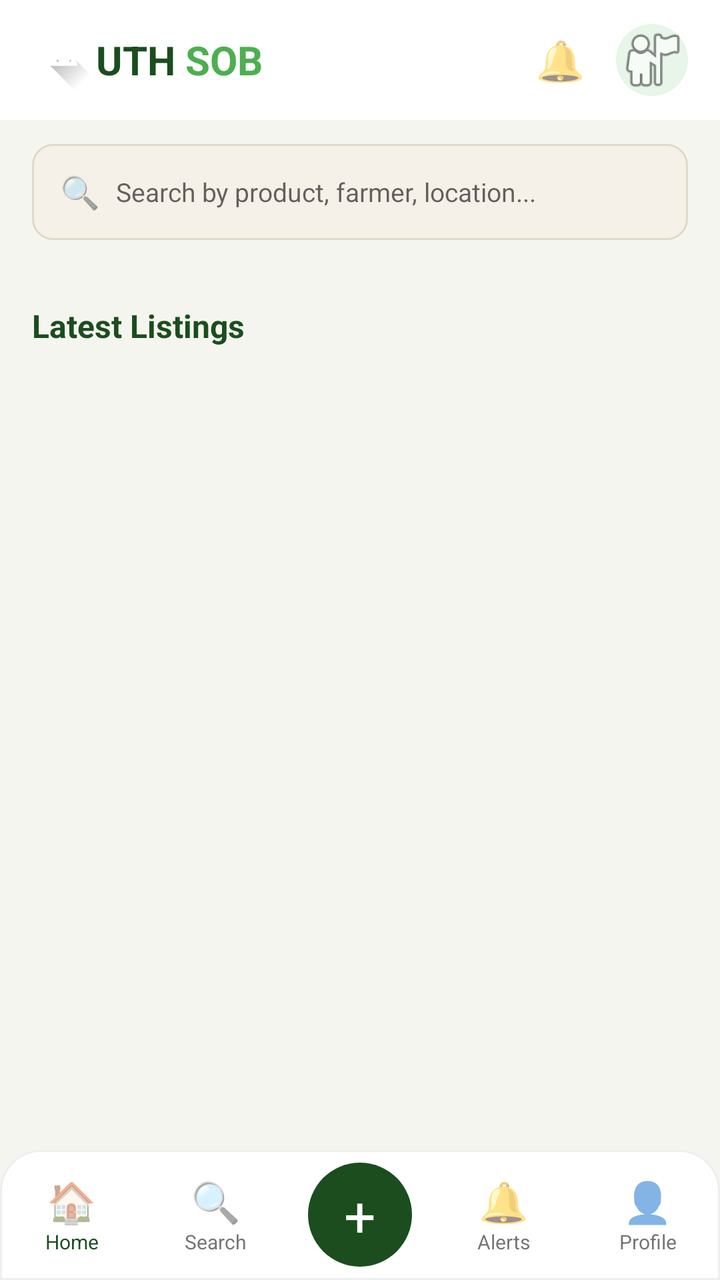
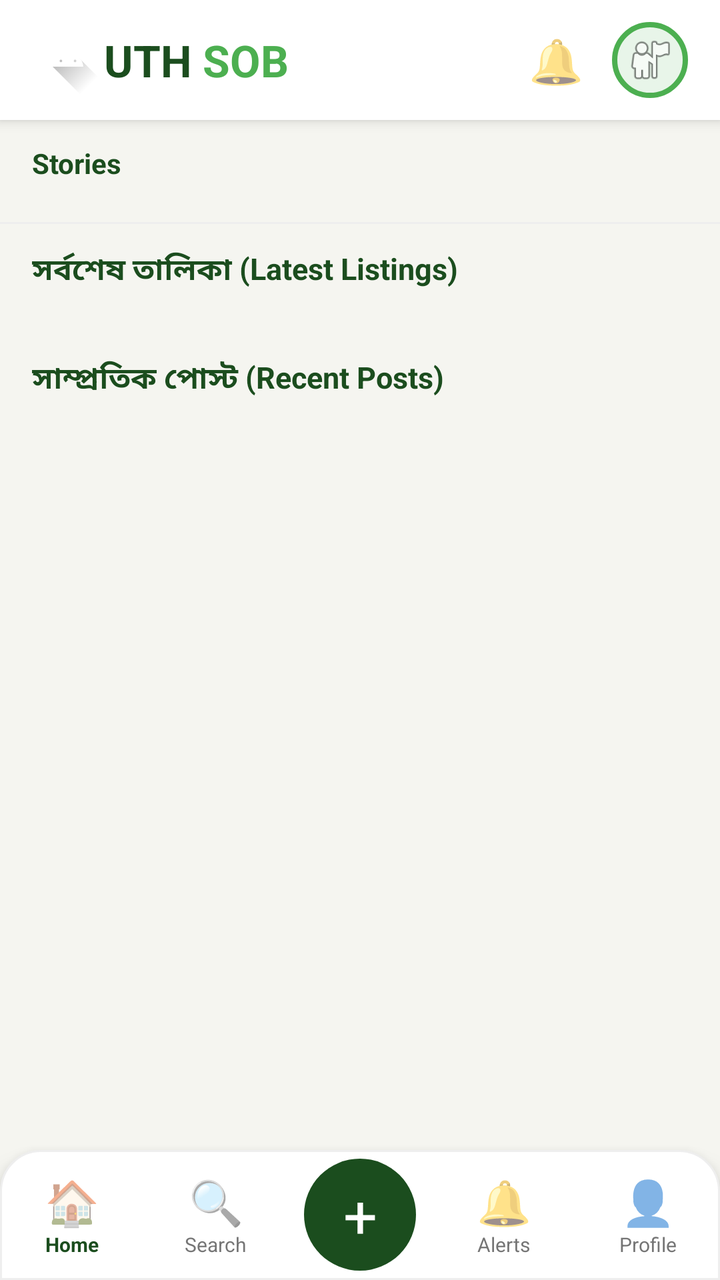

Compare the two renders of this Android layout. The source of the first and the diff that turns it into the second are given below.
<!-- AndroidManifest.xml: application theme Theme.Uthsob3O -->
<!-- res/layout/activity_home.xml -->
<?xml version="1.0" encoding="utf-8"?>
<androidx.constraintlayout.widget.ConstraintLayout
    xmlns:android="http://schemas.android.com/apk/res/android"
    xmlns:app="http://schemas.android.com/apk/res-auto"
    android:layout_width="match_parent"
    android:layout_height="match_parent"
    android:background="@color/off_white">

    
    <LinearLayout
        android:id="@+id/top_bar"
        android:layout_width="match_parent"
        android:layout_height="60dp"
        android:orientation="horizontal"
        android:gravity="center_vertical"
        android:paddingStart="16dp"
        android:paddingEnd="16dp"
        android:background="@color/white"
        app:layout_constraintTop_toTopOf="parent">

        
        <LinearLayout
            android:layout_width="0dp"
            android:layout_height="wrap_content"
            android:layout_weight="1"
            android:orientation="horizontal"
            android:gravity="center_vertical">

            <ImageView
                android:layout_width="32dp"
                android:layout_height="32dp"
                android:src="@drawable/ic_launcher_foreground"
                android:contentDescription="logo"/>

            <TextView
                android:layout_width="wrap_content"
                android:layout_height="wrap_content"
                android:text="UTH "
                android:textColor="@color/dark_green"
                android:textSize="20sp"
                android:textStyle="bold"/>

            <TextView
                android:layout_width="wrap_content"
                android:layout_height="wrap_content"
                android:text="SOB"
                android:textColor="@color/bright_green"
                android:textSize="20sp"
                android:textStyle="bold"/>
        </LinearLayout>

        
        <TextView
            android:id="@+id/btn_notification"
            android:layout_width="40dp"
            android:layout_height="40dp"
            android:text="🔔"
            android:textSize="20sp"
            android:gravity="center"/>

        
        <ImageView
            android:id="@+id/btn_profile"
            android:layout_width="36dp"
            android:layout_height="36dp"
            android:background="@drawable/bg_circle_icon"
            android:src="@android:drawable/ic_menu_myplaces"
            android:scaleType="centerCrop"
            android:contentDescription="profile"
            android:layout_marginStart="8dp"/>

    </LinearLayout>

    
    <androidx.core.widget.NestedScrollView
        android:id="@+id/scroll_content"
        android:layout_width="match_parent"
        android:layout_height="0dp"
        app:layout_constraintTop_toBottomOf="@id/top_bar"
        app:layout_constraintBottom_toTopOf="@id/bottom_nav">

        <LinearLayout
            android:layout_width="match_parent"
            android:layout_height="wrap_content"
            android:orientation="vertical">

            
            <LinearLayout
                android:layout_width="match_parent"
                android:layout_height="48dp"
                android:orientation="horizontal"
                android:gravity="center_vertical"
                android:background="@drawable/bg_input_field"
                android:layout_marginStart="16dp"
                android:layout_marginEnd="16dp"
                android:layout_marginTop="12dp"
                android:paddingStart="14dp"
                android:paddingEnd="14dp">

                <TextView
                    android:layout_width="wrap_content"
                    android:layout_height="wrap_content"
                    android:text="🔍"
                    android:textSize="16sp"/>

                <EditText
                    android:id="@+id/search_bar"
                    android:layout_width="0dp"
                    android:layout_height="match_parent"
                    android:layout_weight="1"
                    android:hint="Search by product, farmer, location..."
                    android:textSize="13sp"
                    android:background="@null"
                    android:paddingStart="8dp"
                    android:inputType="text"/>
            </LinearLayout>

            
            <androidx.recyclerview.widget.RecyclerView
                android:id="@+id/rv_stories"
                android:layout_width="match_parent"
                android:layout_height="wrap_content"
                android:layout_marginTop="16dp"
                android:paddingStart="12dp"
                android:paddingEnd="12dp"
                android:clipToPadding="false"/>

            
            <TextView
                android:layout_width="match_parent"
                android:layout_height="wrap_content"
                android:text="Latest Listings"
                android:textColor="@color/dark_green"
                android:textSize="16sp"
                android:textStyle="bold"
                android:paddingStart="16dp"
                android:layout_marginTop="16dp"
                android:layout_marginBottom="8dp"/>

            
            <androidx.recyclerview.widget.RecyclerView
                android:id="@+id/rv_feed"
                android:layout_width="match_parent"
                android:layout_height="wrap_content"
                android:nestedScrollingEnabled="false"
                android:paddingBottom="16dp"/>

        </LinearLayout>
    </androidx.core.widget.NestedScrollView>

    
    <LinearLayout
        android:id="@+id/bottom_nav"
        android:layout_width="match_parent"
        android:layout_height="65dp"
        android:orientation="horizontal"
        android:background="@drawable/bottom_nav_bg"
        android:gravity="center"
        app:layout_constraintBottom_toBottomOf="parent">

        
        <LinearLayout
            android:id="@+id/nav_home"
            android:layout_width="0dp"
            android:layout_height="match_parent"
            android:layout_weight="1"
            android:orientation="vertical"
            android:gravity="center">
            <TextView android:layout_width="wrap_content" android:layout_height="wrap_content"
                android:text="🏠" android:textSize="20sp"/>
            <TextView android:layout_width="wrap_content" android:layout_height="wrap_content"
                android:text="Home" android:textSize="10sp" android:textColor="@color/dark_green"/>
        </LinearLayout>

        
        <LinearLayout
            android:id="@+id/nav_search"
            android:layout_width="0dp"
            android:layout_height="match_parent"
            android:layout_weight="1"
            android:orientation="vertical"
            android:gravity="center">
            <TextView android:layout_width="wrap_content" android:layout_height="wrap_content"
                android:text="🔍" android:textSize="20sp"/>
            <TextView android:layout_width="wrap_content" android:layout_height="wrap_content"
                android:text="Search" android:textSize="10sp" android:textColor="@color/gray"/>
        </LinearLayout>

        
        <LinearLayout
            android:id="@+id/nav_add"
            android:layout_width="0dp"
            android:layout_height="match_parent"
            android:layout_weight="1"
            android:orientation="vertical"
            android:gravity="center">
            <TextView
                android:layout_width="52dp"
                android:layout_height="52dp"
                android:text="+"
                android:textColor="@color/white"
                android:textSize="28sp"
                android:gravity="center"
                android:background="@drawable/bg_add_btn"/>
        </LinearLayout>

        
        <LinearLayout
            android:id="@+id/nav_alerts"
            android:layout_width="0dp"
            android:layout_height="match_parent"
            android:layout_weight="1"
            android:orientation="vertical"
            android:gravity="center">
            <TextView android:layout_width="wrap_content" android:layout_height="wrap_content"
                android:text="🔔" android:textSize="20sp"/>
            <TextView android:layout_width="wrap_content" android:layout_height="wrap_content"
                android:text="Alerts" android:textSize="10sp" android:textColor="@color/gray"/>
        </LinearLayout>

        
        <LinearLayout
            android:id="@+id/nav_profile"
            android:layout_width="0dp"
            android:layout_height="match_parent"
            android:layout_weight="1"
            android:orientation="vertical"
            android:gravity="center">
            <TextView android:layout_width="wrap_content" android:layout_height="wrap_content"
                android:text="👤" android:textSize="20sp"/>
            <TextView android:layout_width="wrap_content" android:layout_height="wrap_content"
                android:text="Profile" android:textSize="10sp" android:textColor="@color/gray"/>
        </LinearLayout>

    </LinearLayout>

</androidx.constraintlayout.widget.ConstraintLayout>
<!-- resources referenced by this layout -->
<resources>
  <color name="bright_green">#4CAF50</color>
  <color name="dark_green">#1B4D1E</color>
  <color name="gray">#757575</color>
  <color name="off_white">#F5F5F0</color>
  <color name="white">#FFFFFF</color>
  <!-- drawable bg_add_btn (drawable) -->
  <?xml version="1.0" encoding="utf-8"?>
  <shape xmlns:android="http://schemas.android.com/apk/res/android"
      android:shape="oval">
      <solid android:color="#1B4D1E"/>
  </shape>
  <!-- drawable bg_circle_icon (drawable) -->
  <?xml version="1.0" encoding="utf-8"?>
  <shape xmlns:android="http://schemas.android.com/apk/res/android"
      android:shape="oval">
      <solid android:color="#E8F5E9"/>
  </shape>
  <!-- drawable bg_input_field (drawable) -->
  <?xml version="1.0" encoding="utf-8"?>
  <shape xmlns:android="http://schemas.android.com/apk/res/android"
      android:shape="rectangle">
      <solid android:color="#F5F0E8"/>
      <corners android:radius="10dp"/>
      <stroke android:width="1dp" android:color="#E0D8C8"/>
  </shape>
  <!-- drawable bottom_nav_bg (drawable) -->
  <?xml version="1.0" encoding="utf-8"?>
  <shape xmlns:android="http://schemas.android.com/apk/res/android"
      android:shape="rectangle">
      <solid android:color="#FFFFFF"/>
      <stroke android:width="1dp" android:color="#EEEEEE"/>
      <corners android:topLeftRadius="20dp" android:topRightRadius="20dp"/>
  </shape>
  <!-- drawable ic_launcher_foreground (drawable) -->
  <vector xmlns:android="http://schemas.android.com/apk/res/android"
      xmlns:aapt="http://schemas.android.com/aapt"
      android:width="108dp"
      android:height="108dp"
      android:viewportWidth="108"
      android:viewportHeight="108">
      <path android:pathData="M31,63.928c0,0 6.4,-11 12.1,-13.1c7.2,-2.6 26,-1.4 26,-1.4l38.1,38.1L107,108.928l-32,-1L31,63.928z">
          <aapt:attr name="android:fillColor">
              <gradient
                  android:endX="85.84757"
                  android:endY="92.4963"
                  android:startX="42.9492"
                  android:startY="49.59793"
                  android:type="linear">
                  <item
                      android:color="#44000000"
                      android:offset="0.0" />
                  <item
                      android:color="#00000000"
                      android:offset="1.0" />
              </gradient>
          </aapt:attr>
      </path>
      <path
          android:fillColor="#FFFFFF"
          android:fillType="nonZero"
          android:pathData="M65.3,45.828l3.8,-6.6c0.2,-0.4 0.1,-0.9 -0.3,-1.1c-0.4,-0.2 -0.9,-0.1 -1.1,0.3l-3.9,6.7c-6.3,-2.8 -13.4,-2.8 -19.7,0l-3.9,-6.7c-0.2,-0.4 -0.7,-0.5 -1.1,-0.3C38.8,38.328 38.7,38.828 38.9,39.228l3.8,6.6C36.2,49.428 31.7,56.028 31,63.928h46C76.3,56.028 71.8,49.428 65.3,45.828zM43.4,57.328c-0.8,0 -1.5,-0.5 -1.8,-1.2c-0.3,-0.7 -0.1,-1.5 0.4,-2.1c0.5,-0.5 1.4,-0.7 2.1,-0.4c0.7,0.3 1.2,1 1.2,1.8C45.3,56.528 44.5,57.328 43.4,57.328L43.4,57.328zM64.6,57.328c-0.8,0 -1.5,-0.5 -1.8,-1.2s-0.1,-1.5 0.4,-2.1c0.5,-0.5 1.4,-0.7 2.1,-0.4c0.7,0.3 1.2,1 1.2,1.8C66.5,56.528 65.6,57.328 64.6,57.328L64.6,57.328z"
          android:strokeWidth="1"
          android:strokeColor="#00000000" />
  </vector>
  <style name="Theme.Uthsob3O" parent="Theme.MaterialComponents.Light.NoActionBar">
          <item name="colorPrimary">@color/dark_green</item>
          <item name="colorPrimaryVariant">@color/bright_green</item>
          <item name="colorOnPrimary">@color/white</item>
          <item name="colorSecondary">@color/bright_green</item>
          <item name="android:windowBackground">@color/white</item>
          <item name="android:statusBarColor">@color/dark_green</item>
      </style>
</resources>

<!-- the commit's change to res/layout/activity_home.xml (unified diff, before → after) -->
@@ -16,6 +16,7 @@
         android:paddingStart="16dp"
         android:paddingEnd="16dp"
         android:background="@color/white"
+        android:elevation="4dp"
         app:layout_constraintTop_toTopOf="parent">
 
         
@@ -27,8 +28,8 @@
             android:gravity="center_vertical">
 
             <ImageView
-                android:layout_width="32dp"
-                android:layout_height="32dp"
+                android:layout_width="36dp"
+                android:layout_height="36dp"
                 android:src="@drawable/ic_launcher_foreground"
                 android:contentDescription="logo"/>
 
@@ -37,7 +38,7 @@
                 android:layout_height="wrap_content"
                 android:text="UTH "
                 android:textColor="@color/dark_green"
-                android:textSize="20sp"
+                android:textSize="22sp"
                 android:textStyle="bold"/>
 
             <TextView
@@ -45,7 +46,7 @@
                 android:layout_height="wrap_content"
                 android:text="SOB"
                 android:textColor="@color/bright_green"
-                android:textSize="20sp"
+                android:textSize="22sp"
                 android:textStyle="bold"/>
         </LinearLayout>
 
@@ -55,18 +56,19 @@
             android:layout_width="40dp"
             android:layout_height="40dp"
             android:text="🔔"
-            android:textSize="20sp"
+            android:textSize="22sp"
             android:gravity="center"/>
 
         
         <ImageView
             android:id="@+id/btn_profile"
-            android:layout_width="36dp"
-            android:layout_height="36dp"
-            android:background="@drawable/bg_circle_icon"
+            android:layout_width="38dp"
+            android:layout_height="38dp"
+            android:background="@drawable/bg_story_circle"
             android:src="@android:drawable/ic_menu_myplaces"
             android:scaleType="centerCrop"
             android:contentDescription="profile"
+            android:padding="6dp"
             android:layout_marginStart="8dp"/>
 
     </LinearLayout>
@@ -85,61 +87,71 @@
             android:orientation="vertical">
 
             
-            <LinearLayout
-                android:layout_width="match_parent"
-                android:layout_height="48dp"
-                android:orientation="horizontal"
-                android:gravity="center_vertical"
-                android:background="@drawable/bg_input_field"
-                android:layout_marginStart="16dp"
-                android:layout_marginEnd="16dp"
-                android:layout_marginTop="12dp"
-                android:paddingStart="14dp"
-                android:paddingEnd="14dp">
-
-                <TextView
-                    android:layout_width="wrap_content"
-                    android:layout_height="wrap_content"
-                    android:text="🔍"
-                    android:textSize="16sp"/>
-
-                <EditText
-                    android:id="@+id/search_bar"
-                    android:layout_width="0dp"
-                    android:layout_height="match_parent"
-                    android:layout_weight="1"
-                    android:hint="Search by product, farmer, location..."
-                    android:textSize="13sp"
-                    android:background="@null"
-                    android:paddingStart="8dp"
-                    android:inputType="text"/>
-            </LinearLayout>
-
-            
+            <TextView
+                android:layout_width="wrap_content"
+                android:layout_height="wrap_content"
+                android:text="Stories"
+                android:textColor="@color/dark_green"
+                android:textSize="14sp"
+                android:textStyle="bold"
+                android:paddingStart="16dp"
+                android:paddingTop="12dp"
+                android:paddingBottom="8dp"/>
+
             <androidx.recyclerview.widget.RecyclerView
                 android:id="@+id/rv_stories"
                 android:layout_width="match_parent"
                 android:layout_height="wrap_content"
-                android:layout_marginTop="16dp"
                 android:paddingStart="12dp"
                 android:paddingEnd="12dp"
-                android:clipToPadding="false"/>
-
-            
-            <TextView
-                android:layout_width="match_parent"
-                android:layout_height="wrap_content"
-                android:text="Latest Listings"
-                android:textColor="@color/dark_green"
-                android:textSize="16sp"
+                android:clipToPadding="false"
+                android:orientation="horizontal"/>
+
+            
+            <View
+                android:layout_width="match_parent"
+                android:layout_height="1dp"
+                android:background="@color/light_gray"
+                android:layout_marginTop="12dp"
+                android:layout_marginBottom="4dp"/>
+
+            
+            <TextView
+                android:layout_width="match_parent"
+                android:layout_height="wrap_content"
+                android:text="সর্বশেষ তালিকা (Latest Listings)"
+                android:textColor="@color/dark_green"
+                android:textSize="15sp"
                 android:textStyle="bold"
                 android:paddingStart="16dp"
-                android:layout_marginTop="16dp"
-                android:layout_marginBottom="8dp"/>
+                android:paddingEnd="16dp"
+                android:paddingTop="8dp"
+                android:paddingBottom="8dp"/>
 
             
             <androidx.recyclerview.widget.RecyclerView
                 android:id="@+id/rv_feed"
+                android:layout_width="match_parent"
+                android:layout_height="wrap_content"
+                android:nestedScrollingEnabled="false"
+                android:paddingBottom="16dp"/>
+
+            
+            <TextView
+                android:layout_width="match_parent"
+                android:layout_height="wrap_content"
+                android:text="সাম্প্রতিক পোস্ট (Recent Posts)"
+                android:textColor="@color/dark_green"
+                android:textSize="15sp"
+                android:textStyle="bold"
+                android:paddingStart="16dp"
+                android:paddingEnd="16dp"
+                android:paddingTop="8dp"
+                android:paddingBottom="8dp"/>
+
+            
+            <androidx.recyclerview.widget.RecyclerView
+                android:id="@+id/rv_posts"
                 android:layout_width="match_parent"
                 android:layout_height="wrap_content"
                 android:nestedScrollingEnabled="false"
@@ -156,6 +168,7 @@
         android:orientation="horizontal"
         android:background="@drawable/bottom_nav_bg"
         android:gravity="center"
+        android:elevation="8dp"
         app:layout_constraintBottom_toBottomOf="parent">
 
         
@@ -166,10 +179,20 @@
             android:layout_weight="1"
             android:orientation="vertical"
             android:gravity="center">
-            <TextView android:layout_width="wrap_content" android:layout_height="wrap_content"
-                android:text="🏠" android:textSize="20sp"/>
-            <TextView android:layout_width="wrap_content" android:layout_height="wrap_content"
-                android:text="Home" android:textSize="10sp" android:textColor="@color/dark_green"/>
+
+            <TextView
+                android:layout_width="wrap_content"
+                android:layout_height="wrap_content"
+                android:text="🏠"
+                android:textSize="22sp"/>
+
+            <TextView
+                android:layout_width="wrap_content"
+                android:layout_height="wrap_content"
+                android:text="Home"
+                android:textSize="10sp"
+                android:textColor="@color/dark_green"
+                android:textStyle="bold"/>
         </LinearLayout>
 
         
@@ -180,10 +203,19 @@
             android:layout_weight="1"
             android:orientation="vertical"
             android:gravity="center">
-            <TextView android:layout_width="wrap_content" android:layout_height="wrap_content"
-                android:text="🔍" android:textSize="20sp"/>
-            <TextView android:layout_width="wrap_content" android:layout_height="wrap_content"
-                android:text="Search" android:textSize="10sp" android:textColor="@color/gray"/>
+
+            <TextView
+                android:layout_width="wrap_content"
+                android:layout_height="wrap_content"
+                android:text="🔍"
+                android:textSize="22sp"/>
+
+            <TextView
+                android:layout_width="wrap_content"
+                android:layout_height="wrap_content"
+                android:text="Search"
+                android:textSize="10sp"
+                android:textColor="@color/gray"/>
         </LinearLayout>
 
         
@@ -194,12 +226,13 @@
             android:layout_weight="1"
             android:orientation="vertical"
             android:gravity="center">
-            <TextView
-                android:layout_width="52dp"
-                android:layout_height="52dp"
+
+            <TextView
+                android:layout_width="56dp"
+                android:layout_height="56dp"
                 android:text="+"
                 android:textColor="@color/white"
-                android:textSize="28sp"
+                android:textSize="30sp"
                 android:gravity="center"
                 android:background="@drawable/bg_add_btn"/>
         </LinearLayout>
@@ -212,10 +245,19 @@
             android:layout_weight="1"
             android:orientation="vertical"
             android:gravity="center">
-            <TextView android:layout_width="wrap_content" android:layout_height="wrap_content"
-                android:text="🔔" android:textSize="20sp"/>
-            <TextView android:layout_width="wrap_content" android:layout_height="wrap_content"
-                android:text="Alerts" android:textSize="10sp" android:textColor="@color/gray"/>
+
+            <TextView
+                android:layout_width="wrap_content"
+                android:layout_height="wrap_content"
+                android:text="🔔"
+                android:textSize="22sp"/>
+
+            <TextView
+                android:layout_width="wrap_content"
+                android:layout_height="wrap_content"
+                android:text="Alerts"
+                android:textSize="10sp"
+                android:textColor="@color/gray"/>
         </LinearLayout>
 
         
@@ -226,10 +268,19 @@
             android:layout_weight="1"
             android:orientation="vertical"
             android:gravity="center">
-            <TextView android:layout_width="wrap_content" android:layout_height="wrap_content"
-                android:text="👤" android:textSize="20sp"/>
-            <TextView android:layout_width="wrap_content" android:layout_height="wrap_content"
-                android:text="Profile" android:textSize="10sp" android:textColor="@color/gray"/>
+
+            <TextView
+                android:layout_width="wrap_content"
+                android:layout_height="wrap_content"
+                android:text="👤"
+                android:textSize="22sp"/>
+
+            <TextView
+                android:layout_width="wrap_content"
+                android:layout_height="wrap_content"
+                android:text="Profile"
+                android:textSize="10sp"
+                android:textColor="@color/gray"/>
         </LinearLayout>
 
     </LinearLayout>
<!-- resource entries referenced after the edit -->
@@ -3,6 +3,7 @@
   <color name="bright_green">#4CAF50</color>
   <color name="dark_green">#1B4D1E</color>
   <color name="gray">#757575</color>
+  <color name="light_gray">#EEEEEE</color>
   <color name="off_white">#F5F5F0</color>
   <color name="white">#FFFFFF</color>
   <!-- drawable bg_add_btn (drawable) -->
@@ -11,19 +12,12 @@
       android:shape="oval">
       <solid android:color="#1B4D1E"/>
   </shape>
-  <!-- drawable bg_circle_icon (drawable) -->
+  <!-- drawable bg_story_circle (drawable) -->
   <?xml version="1.0" encoding="utf-8"?>
   <shape xmlns:android="http://schemas.android.com/apk/res/android"
       android:shape="oval">
       <solid android:color="#E8F5E9"/>
-  </shape>
-  <!-- drawable bg_input_field (drawable) -->
-  <?xml version="1.0" encoding="utf-8"?>
-  <shape xmlns:android="http://schemas.android.com/apk/res/android"
-      android:shape="rectangle">
-      <solid android:color="#F5F0E8"/>
-      <corners android:radius="10dp"/>
-      <stroke android:width="1dp" android:color="#E0D8C8"/>
+      <stroke android:width="2.5dp" android:color="#4CAF50"/>
   </shape>
   <!-- drawable bottom_nav_bg (drawable) -->
   <?xml version="1.0" encoding="utf-8"?>
